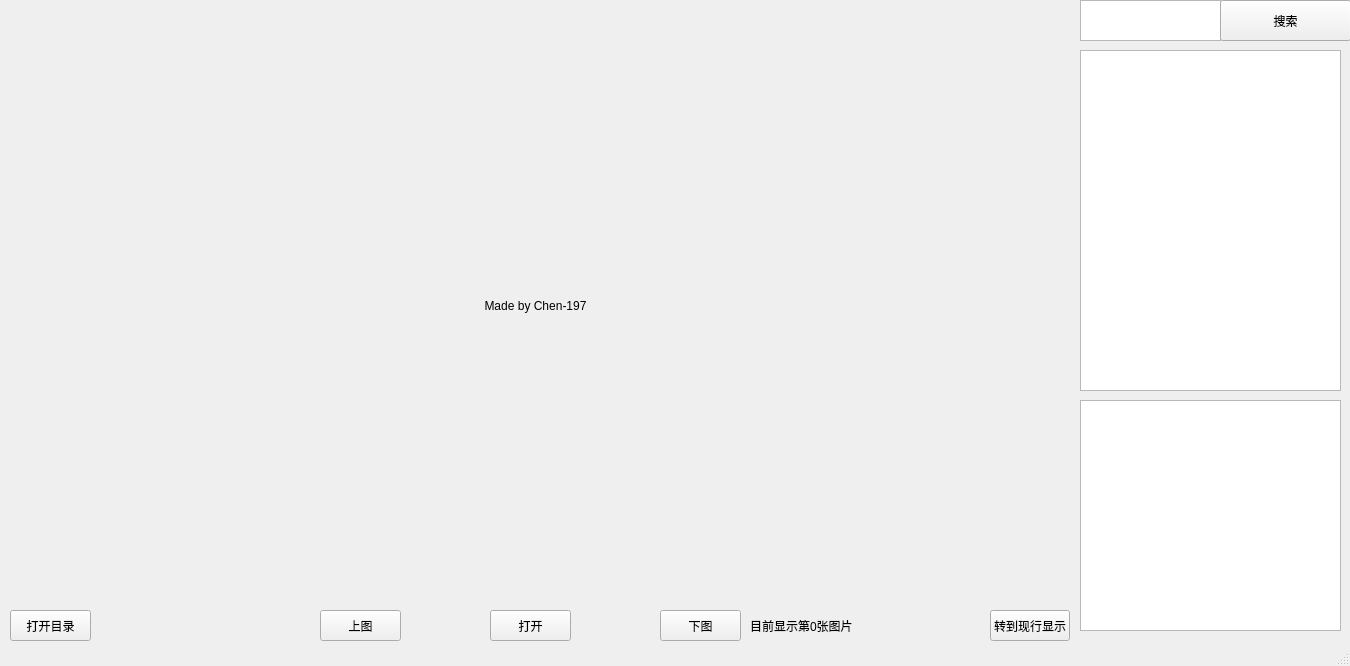
This is mainwindow.ui in zinface/PicViewer as Qt 5 draws it before an edit. The edited form follows.
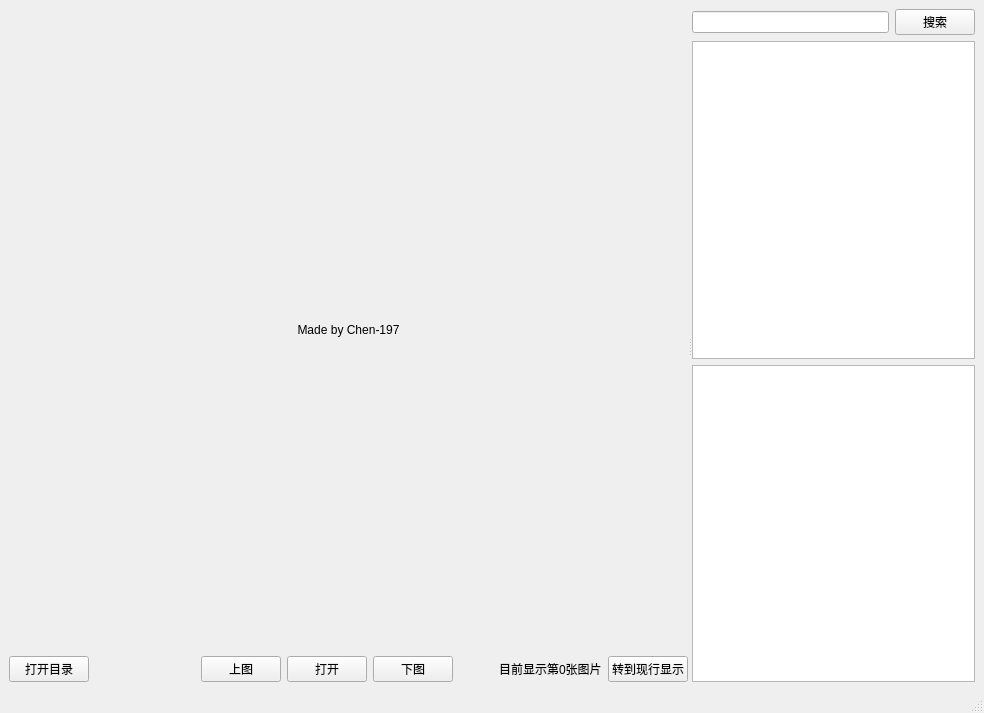
This is the edited form.

Commit message:
refactor(layout): 重构窗口布局并调整样式
- 使用 QGridLayout 和 QSplitter 替换固定位置布局，提高界面灵活性
- 优化控件排列，改善用户体验
- 调整窗口尺寸和比例，使界面更加协调
- 修复部分控件属性，如按钮文本等

```diff
--- a/mainwindow.ui
+++ b/mainwindow.ui
@@ -6,16 +6,10 @@
    <rect>
     <x>0</x>
     <y>0</y>
-    <width>1350</width>
-    <height>666</height>
+    <width>984</width>
+    <height>713</height>
    </rect>
   </property>
-  <property name="minimumSize">
-   <size>
-    <width>1350</width>
-    <height>666</height>
-   </size>
-  </property>
   <property name="maximumSize">
    <size>
     <width>66666</width>
@@ -26,14 +20,21 @@
    <string>PicViewer</string>
   </property>
   <widget class="QWidget" name="centralwidget">
+   <layout class="QGridLayout" name="gridLayout">
+    <item row="0" column="0">
+     <widget class="QSplitter" name="splitter">
+      <property name="orientation">
+       <enum>Qt::Horizontal</enum>
+      </property>
+      <widget class="QWidget" name="layoutWidget">
+       <layout class="QVBoxLayout" name="verticalLayout">
+        <item>
    <widget class="QLabel" name="label">
-    <property name="geometry">
-     <rect>
-      <x>10</x>
-      <y>10</y>
-      <width>1051</width>
-      <height>591</height>
-     </rect>
+          <property name="sizePolicy">
+           <sizepolicy hsizetype="Preferred" vsizetype="Expanding">
+            <horstretch>0</horstretch>
+            <verstretch>0</verstretch>
+           </sizepolicy>
     </property>
     <property name="text">
      <string>Made by Chen-197</string>
@@ -42,127 +43,116 @@
      <set>Qt::AlignCenter</set>
     </property>
    </widget>
-   <widget class="QPushButton" name="open">
-    <property name="geometry">
-     <rect>
-      <x>490</x>
-      <y>610</y>
-      <width>81</width>
-      <height>31</height>
-     </rect>
-    </property>
+        </item>
+        <item>
+         <layout class="QHBoxLayout" name="horizontalLayout">
+          <item>
+           <layout class="QHBoxLayout" name="horizontalLayout_5">
+            <item>
+             <widget class="QPushButton" name="openDir">
     <property name="text">
-     <string>打开</string>
-    </property>
-   </widget>
+               <string>打开目录</string>
+              </property>
+             </widget>
+            </item>
+            <item>
+             <spacer name="horizontalSpacer">
+              <property name="orientation">
+               <enum>Qt::Horizontal</enum>
+              </property>
+              <property name="sizeHint" stdset="0">
+               <size>
+                <width>40</width>
+                <height>20</height>
+               </size>
+              </property>
+             </spacer>
+            </item>
+           </layout>
+          </item>
+          <item>
    <widget class="QPushButton" name="PrePic">
-    <property name="geometry">
-     <rect>
-      <x>320</x>
-      <y>610</y>
-      <width>81</width>
-      <height>31</height>
-     </rect>
-    </property>
     <property name="text">
      <string>上图</string>
     </property>
    </widget>
+          </item>
+          <item>
+           <widget class="QPushButton" name="open">
+            <property name="text">
+             <string>打开</string>
+            </property>
+           </widget>
+          </item>
+          <item>
    <widget class="QPushButton" name="NextPic">
-    <property name="geometry">
-     <rect>
-      <x>660</x>
-      <y>610</y>
-      <width>81</width>
-      <height>31</height>
-     </rect>
-    </property>
     <property name="text">
      <string>下图</string>
     </property>
    </widget>
-   <widget class="QListWidget" name="PicList">
-    <property name="geometry">
-     <rect>
-      <x>1080</x>
-      <y>50</y>
-      <width>261</width>
-      <height>341</height>
-     </rect>
-    </property>
-   </widget>
-   <widget class="QTextEdit" name="text">
-    <property name="geometry">
-     <rect>
-      <x>1080</x>
-      <y>400</y>
-      <width>261</width>
-      <height>231</height>
-     </rect>
-    </property>
-   </widget>
-   <widget class="QPushButton" name="openDir">
-    <property name="geometry">
-     <rect>
-      <x>10</x>
-      <y>610</y>
-      <width>81</width>
-      <height>31</height>
-     </rect>
-    </property>
-    <property name="text">
-     <string>打开目录</string>
-    </property>
-   </widget>
+          </item>
+          <item>
+           <layout class="QHBoxLayout" name="horizontalLayout_3">
+            <item>
+             <spacer name="horizontalSpacer_2">
+              <property name="orientation">
+               <enum>Qt::Horizontal</enum>
+              </property>
+              <property name="sizeHint" stdset="0">
+               <size>
+                <width>40</width>
+                <height>20</height>
+               </size>
+              </property>
+             </spacer>
+            </item>
+            <item>
    <widget class="QLabel" name="Num">
-    <property name="geometry">
-     <rect>
-      <x>750</x>
-      <y>610</y>
-      <width>231</width>
-      <height>31</height>
-     </rect>
-    </property>
     <property name="text">
      <string>目前显示第0张图片</string>
     </property>
    </widget>
+            </item>
+            <item>
    <widget class="QPushButton" name="Jmp">
-    <property name="geometry">
-     <rect>
-      <x>990</x>
-      <y>610</y>
-      <width>80</width>
-      <height>31</height>
-     </rect>
-    </property>
     <property name="text">
      <string>转到现行显示</string>
     </property>
    </widget>
-   <widget class="QPlainTextEdit" name="picName">
-    <property name="geometry">
-     <rect>
-      <x>1080</x>
-      <y>0</y>
-      <width>141</width>
-      <height>41</height>
-     </rect>
-    </property>
-   </widget>
+            </item>
+           </layout>
+          </item>
+         </layout>
+        </item>
+       </layout>
+      </widget>
+      <widget class="QWidget" name="layoutWidget">
+       <layout class="QVBoxLayout" name="verticalLayout_2">
+        <item>
+         <layout class="QHBoxLayout" name="horizontalLayout_2">
+          <item>
+           <widget class="QLineEdit" name="picName"/>
+          </item>
+          <item>
    <widget class="QPushButton" name="Search">
-    <property name="geometry">
-     <rect>
-      <x>1220</x>
-      <y>0</y>
-      <width>131</width>
-      <height>41</height>
-     </rect>
-    </property>
     <property name="text">
      <string>搜索</string>
     </property>
    </widget>
+          </item>
+         </layout>
+        </item>
+        <item>
+         <widget class="QListWidget" name="PicList"/>
+        </item>
+        <item>
+         <widget class="QTextEdit" name="text"/>
+        </item>
+       </layout>
+      </widget>
+     </widget>
+    </item>
+   </layout>
   </widget>
   <widget class="QMenuBar" name="menubar">
    <property name="geometry">
```
Left out of the diff: 4 changed lines with no effect on the pictures. Lines whose indentation alone changed are shown as unchanged. The commit also changes 1 other file.
